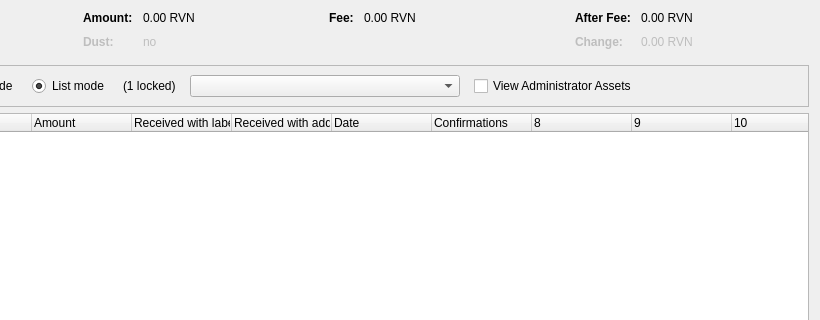
First picture: the form in src/qt/forms/assetcontroldialog.ui, repository NiftyRaven/x-coin, before the edit; both pictures show x 180 to 1000 and y 0 to 320 of the 1000 by 500 pixel window.
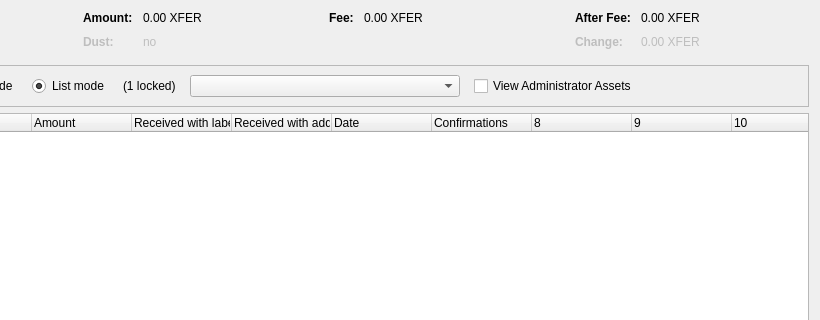
Second picture: the form after the edit. Custom widgets are drawn as their Qt base class.

Diff of the .ui file:
```diff
--- a/src/qt/forms/assetcontroldialog.ui
+++ b/src/qt/forms/assetcontroldialog.ui
@@ -132,7 +132,7 @@
           <enum>Qt::ActionsContextMenu</enum>
          </property>
          <property name="text">
-          <string notr="true">0.00 RVN</string>
+          <string notr="true">0.00 XFER</string>
          </property>
          <property name="textInteractionFlags">
           <set>Qt::LinksAccessibleByMouse|Qt::TextSelectableByKeyboard|Qt::TextSelectableByMouse</set>
@@ -212,7 +212,7 @@
           <enum>Qt::ActionsContextMenu</enum>
          </property>
          <property name="text">
-          <string notr="true">0.00 RVN</string>
+          <string notr="true">0.00 XFER</string>
          </property>
          <property name="textInteractionFlags">
           <set>Qt::LinksAccessibleByMouse|Qt::TextSelectableByKeyboard|Qt::TextSelectableByMouse</set>
@@ -257,7 +257,7 @@
           <enum>Qt::ActionsContextMenu</enum>
          </property>
          <property name="text">
-          <string notr="true">0.00 RVN</string>
+          <string notr="true">0.00 XFER</string>
          </property>
          <property name="textInteractionFlags">
           <set>Qt::LinksAccessibleByMouse|Qt::TextSelectableByKeyboard|Qt::TextSelectableByMouse</set>
@@ -292,7 +292,7 @@
           <enum>Qt::ActionsContextMenu</enum>
          </property>
          <property name="text">
-          <string notr="true">0.00 RVN</string>
+          <string notr="true">0.00 XFER</string>
          </property>
          <property name="textInteractionFlags">
           <set>Qt::LinksAccessibleByMouse|Qt::TextSelectableByKeyboard|Qt::TextSelectableByMouse</set>
```
